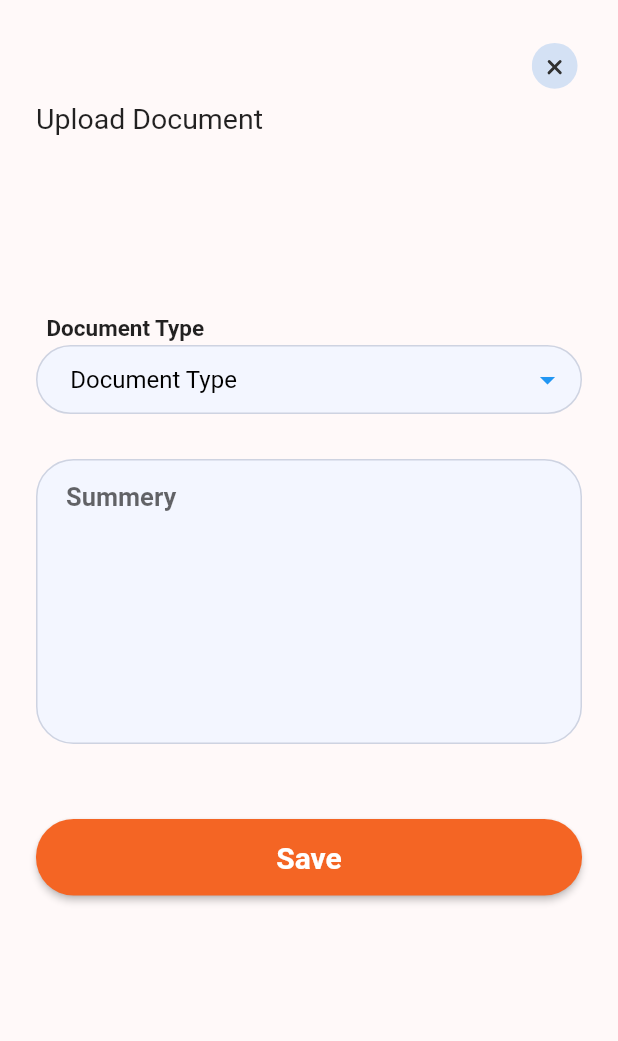
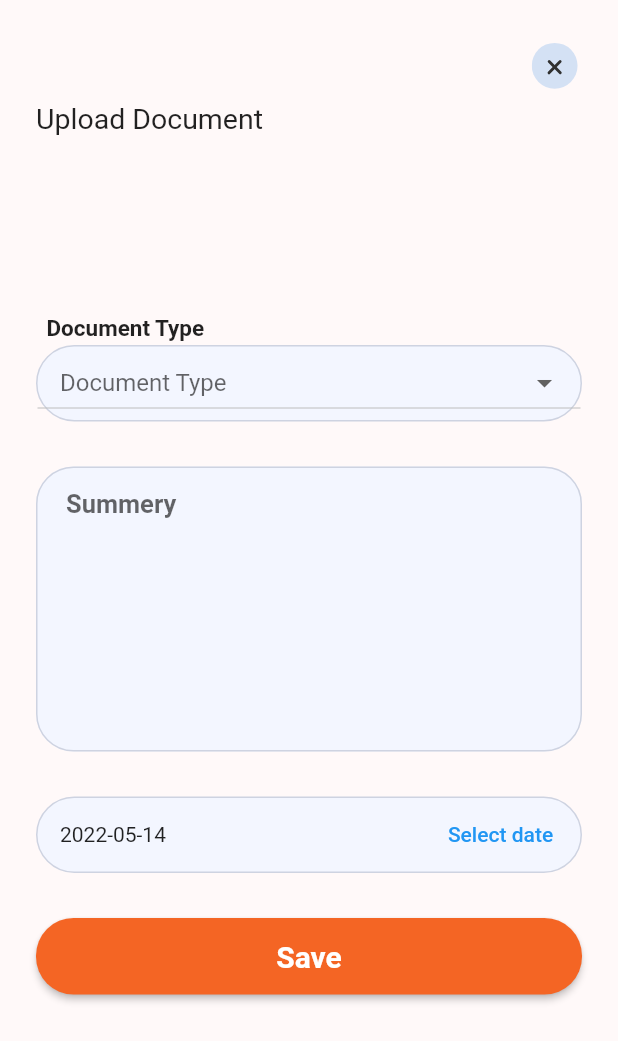
Before and after one commit to Sahilgupta9426/roojh, a Flutter app: the MainUploadFile screen opened directly, after a tap on "Upload more", on a phone screen of 412 x 824 dp. Shown: the top 1041 px of the screen. Run offline on Flutter 3.47's test engine with Material 2 defaults, Android fonts, the light colour scheme and no system bars; drawn by our look-alikes of multi_select_flutter; our stand-ins replace animate_do, firebase_auth, firebase_core, flutter_secure_storage, flutter_svg, google_sign_in and 3 more; accounts and stored records are empty.

Commit message:
date and single test select

```diff
--- a/lib/homepage/upload_file/controller/app_data_controller.dart
+++ /dev/null
@@ -1,52 +0,0 @@
-import 'package:get/get.dart';
-import 'package:multi_select_flutter/multi_select_flutter.dart';
-import 'package:roojh/homepage/upload_file/model/subject_data_model.dart';
-
-class AppDataController extends GetxController {
-  List<SubjectModel> subjectData = [];
-  List<MultiSelectItem> dropDownData = [];
-
-  getSubjectData() {
-    subjectData.clear();
-    dropDownData.clear();
-
-    Map<String, dynamic> apiResponse = {
-      "code": 200,
-      "message": "subject lists.",
-      "data": [
-        {"subject_id": "1", "subject_name": "Lab"},
-        {"subject_id": "2", "subject_name": "Medication"},
-        {"subject_id": "3", "subject_name": "Vitals"},
-        {"subject_id": "4", "subject_name": "Problems"},
-        {"subject_id": "5", "subject_name": "RadioLogy"},
-        {"subject_id": "6", "subject_name": "Cardiology"},
-      ]
-    };
-
-    if (apiResponse['code'] == 200) {
-      List<SubjectModel> tempSubjectData = [];
-      apiResponse['data'].forEach(
-        (data) {
-          tempSubjectData.add(
-            SubjectModel(
-              subjectId: data['subject_id'],
-              subjectName: data['subject_name'],
-            ),
-          );
-        },
-      );
-      print(tempSubjectData);
-      subjectData.addAll(tempSubjectData);
-
-      dropDownData = subjectData.map((subjectdata) {
-        return MultiSelectItem(subjectdata, subjectdata.subjectName);
-      }).toList();
-
-      update();
-    } else if (apiResponse['code'] == 400) {
-      print("Show Error model why error occurred..");
-    } else {
-      print("show some error model like something went worng..");
-    }
-  }
-}
--- a/lib/homepage/upload_file/model/subject_data_model.dart
+++ /dev/null
@@ -1,8 +0,0 @@
-class SubjectModel {
-  String subjectId;
-  String subjectName;
-  SubjectModel({
-    required this.subjectId,
-    required this.subjectName,
-  });
-}
--- a/lib/homepage/upload_file/upload_main.dart
+++ b/lib/homepage/upload_file/upload_main.dart
@@ -63,8 +63,8 @@ class _MainUploadFileState extends State<MainUploadFile> {
                 onPressed: () async {
                   // Navigator.of(context).push(
                   //     MaterialPageRoute(builder: (context) => ChooseFiles()));
-                  Navigator.of(context).push(MaterialPageRoute(
-                      builder: (context) => MultiSelectDropDownScreen()));
+                  Navigator.of(context).push(
+                      MaterialPageRoute(builder: (context) => TestForm()));
                 },
                 child: Align(
                   alignment: Alignment.center,
--- a/lib/homepage/upload_file/view/multiselectdropdown_screen.dart
+++ b/lib/homepage/upload_file/view/multiselectdropdown_screen.dart
@@ -1,33 +1,38 @@
 import 'package:flutter/material.dart';
 import 'package:flutter_svg/svg.dart';
-import 'package:get/get.dart';
 import 'package:hexcolor/hexcolor.dart';
-import 'package:multi_select_flutter/dialog/multi_select_dialog_field.dart';
-import 'package:roojh/homepage/upload_file/controller/app_data_controller.dart';
-import 'package:roojh/homepage/upload_file/model/subject_data_model.dart';
 import 'package:roojh/homepage/upload_file/upload_main.dart';
+import 'dart:async';
 
-class MultiSelectDropDownScreen extends StatefulWidget {
-  MultiSelectDropDownScreen({Key? key}) : super(key: key);
+class TestForm extends StatefulWidget {
+  TestForm({Key? key}) : super(key: key);
 
   @override
-  State<MultiSelectDropDownScreen> createState() =>
-      _MultiSelectDropDownScreenState();
+  State<TestForm> createState() => _TestFormState();
 }
 
-class _MultiSelectDropDownScreenState extends State<MultiSelectDropDownScreen> {
-  final AppDataController controller = Get.put(AppDataController());
+class _TestFormState extends State<TestForm> {
+  DateTime selectedDate = DateTime.now();
+
+  Future<Null> _selectDate(BuildContext context) async {
+    final DateTime? picked = await showDatePicker(
+        context: context,
+        initialDate: selectedDate,
+        firstDate: DateTime(2015, 8),
+        lastDate: DateTime(2101));
+    if (picked != null && picked != selectedDate)
+      setState(() {
+        selectedDate = picked;
+      });
+  }
 
   @override
   Widget build(BuildContext context) {
-    List subjectData = [];
-
-    WidgetsBinding.instance!.addPostFrameCallback((timeStamp) {
-      controller.getSubjectData();
-    });
+    String? selecTest;
 
     final summeryController = TextEditingController();
     final _formKey = GlobalKey<FormState>();
+
     return Scaffold(
       body: SingleChildScrollView(
         child: Column(
@@ -70,55 +75,57 @@ class _MultiSelectDropDownScreenState extends State<MultiSelectDropDownScreen> {
                               fontSize: 15,
                               fontWeight: FontWeight.w600,
                             ),
+                          )),
+                    ),
+                    Container(
+                      decoration: BoxDecoration(
+                        color: HexColor('#F3F6FF'),
+                        borderRadius: BorderRadius.circular(98),
+                        border: Border.all(color: HexColor('#CED3E1')),
+                        //   boxShadow: [
+                        //     BoxShadow(
+                        //       color: Color(0xffeeeeee),
+                        //       blurRadius: 10,
+                        //       offset: Offset(0, 4),
+                        //     ),
+                        //   ],
+                      ),
+                      height: 51,
+                      width: double.infinity,
+                      child: DropdownButton<String>(
+                        hint: Padding(
+                          padding:
+                              const EdgeInsets.only(left: 15.0, right: 200),
+                          child: selecTest == null
+                              ? Text('Document Type')
+                              : Text('$selecTest'),
+                        ),
+                        items: <String>[
+                          'Lab',
+                          'Medication',
+                          'Vitals',
+                          'Problems',
+                          'Radiology',
+                          'Cardiology'
+                        ].map((String value) {
+                          return DropdownMenuItem<String>(
+                            value: value,
+                            child: Text(value),
+                          );
+                        }).toList(),
+                        onChanged: (String? value) {
+                          setState(() async {
+                            selecTest = await value!;
+                          });
+                        },
+
+                        // autofocus: true,
+                        value: selecTest,
                       ),
                     ),
+                    SizedBox(
+                      height: 30,
                     ),
-                    GetBuilder<AppDataController>(builder: (controller) {
-                      return Padding(
-                        padding: const EdgeInsets.only(
-                            bottom: 30.0, top: 0, left: 0, right: 0),
-                        child: MultiSelectDialogField(
-                          items: controller.dropDownData,
-                          title: const Text(
-                            "Select Tests",
-                            style: TextStyle(color: Colors.black),
-                          ),
-                          selectedColor: Colors.black,
-                          decoration: BoxDecoration(
-                            color: HexColor('#F3F6FF'),
-                            borderRadius:
-                                const BorderRadius.all(Radius.circular(25)),
-                            border: Border.all(
-                              color: HexColor('#CED3E1'),
-                              width: 1,
-                            ),
-                          ),
-                          buttonIcon: const Icon(
-                            Icons.arrow_drop_down,
-                            color: Colors.blue,
-                          ),
-                          buttonText: const Text(
-                            "   Document Type",
-                            style: TextStyle(
-                                color: Colors.black,
-                                fontSize: 16,
-                                fontWeight: FontWeight.w400),
-                          ),
-                          onConfirm: (results) {
-                            subjectData = [];
-                            for (var i = 0; i < results.length; i++) {
-                              SubjectModel data = results[i] as SubjectModel;
-                              print(data.subjectId);
-                              print(data.subjectName);
-                              subjectData.add(data.subjectId);
-                            }
-                            print("data $subjectData");
-
-                            //_selectedAnimals = results;
-                          },
-                        ),
-                      );
-                    }),
                     TextFormField(
                       minLines: null,
                       maxLines: 8,
@@ -161,7 +168,48 @@ class _MultiSelectDropDownScreenState extends State<MultiSelectDropDownScreen> {
                       },
                     ),
                     SizedBox(
-                      height: 50,
+                      height: 30,
+                    ),
+                    Container(
+                      height: 51,
+                      width: double.infinity,
+                      decoration: BoxDecoration(
+                        color: HexColor('#F3F6FF'),
+                        borderRadius: BorderRadius.circular(98),
+                        border: Border.all(color: HexColor('#CED3E1')),
+                        //   boxShadow: [
+                        //     BoxShadow(
+                        //       color: Color(0xffeeeeee),
+                        //       blurRadius: 10,
+                        //       offset: Offset(0, 4),
+                        //     ),
+                        //   ],
+                      ),
+                      child: Row(
+                        mainAxisSize: MainAxisSize.min,
+                        children: <Widget>[
+                          Padding(
+                            padding: const EdgeInsets.only(left: 15),
+                            child: Text(
+                              "${selectedDate.toLocal()}".split(' ')[0],
+                              // style: TextStyle(fontSize: 15),
+                            ),
+                          ),
+                          SizedBox(
+                            height: 20.0,
+                          ),
+                          Padding(
+                            padding: const EdgeInsets.only(left: 180),
+                            child: TextButton(
+                              onPressed: () => _selectDate(context),
+                              child: Text('Select date'),
+                            ),
+                          ),
+                        ],
+                      ),
+                    ),
+                    SizedBox(
+                      height: 30,
                     ),
                     Container(
                       height: 51,
@@ -179,7 +227,9 @@ class _MultiSelectDropDownScreenState extends State<MultiSelectDropDownScreen> {
                               // side: BorderSide(color: Colors.red)
                             ))),
                         onPressed: () async {
-                          if (_formKey.currentState!.validate()) {}
+                          if (_formKey.currentState!.validate()) {
+                            print(selecTest);
+                          }
                         },
                         child: Align(
                           alignment: Alignment.center,
--- a/pubspec.yaml
+++ b/pubspec.yaml
@@ -47,6 +47,7 @@ dependencies:
   google_sign_in: ^5.0.3
   multi_select_flutter: ^4.1.2
   get:
+
 dev_dependencies:
   flutter_test:
     sdk: flutter
```
Lines whose indentation alone changed are shown as unchanged.
